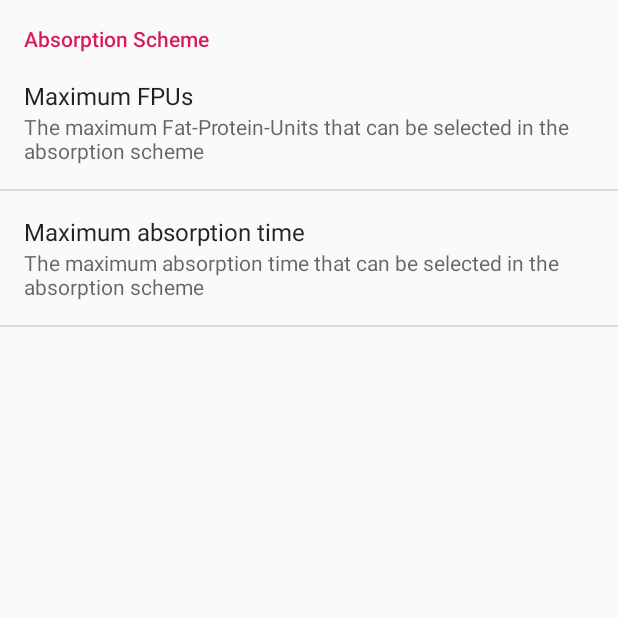
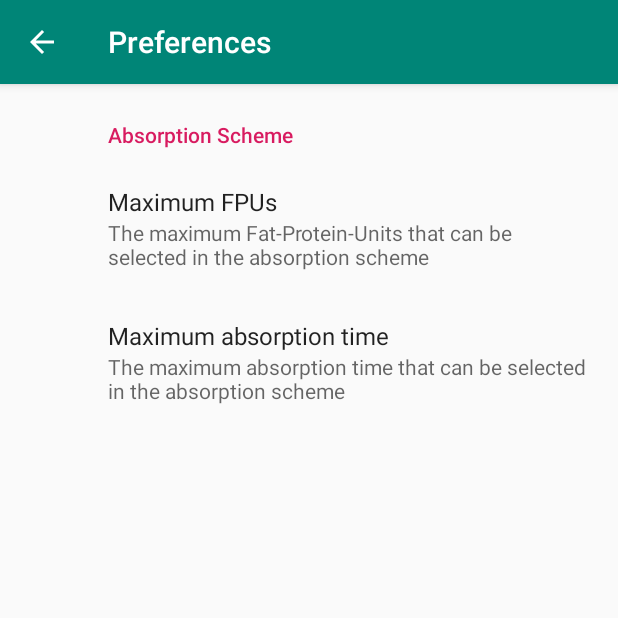
Before and after one commit to UlricusR/Android-EasyFPU, an Android app: the PreferencesActivity screen opened directly, with no data from a screen before it, on a phone screen of 412 x 824 dp, the top half of it. Run offline under Robolectric (Android 15) with nearby library versions, the phone set to English and light mode, and no system bars; our stand-ins replace androidx.preference.

Commit message:
Replaced deprecated Preferences, added consistency checks for absorption scheme settings

```diff
--- a/app/src/main/java/info/rueth/fpucalculator/domain/model/AbsorptionScheme.java
+++ b/app/src/main/java/info/rueth/fpucalculator/domain/model/AbsorptionScheme.java
@@ -44,6 +44,14 @@ public class AbsorptionScheme {
         return mAbsorptionBlocks.get(mAbsorptionBlocks.size() - 1).getAbsorptionTime();
     }
 
+    public int getMaximumAbsorptionTime() {
+        return mAbsorptionBlocks.get(mAbsorptionBlocks.size() - 1).getAbsorptionTime();
+    }
+
+    public int getMaximumFPUs() {
+        return mAbsorptionBlocks.get(mAbsorptionBlocks.size() - 1).getMaxFPU();
+    }
+
     @Override
     public String toString() {
         String returnString = "Absorption Scheme:";
--- a/app/src/main/java/info/rueth/fpucalculator/presentation/ui/PreferencesActivity.java
+++ b/app/src/main/java/info/rueth/fpucalculator/presentation/ui/PreferencesActivity.java
@@ -1,15 +1,20 @@
 package info.rueth.fpucalculator.presentation.ui;
 
 import android.os.Bundle;
-import android.preference.PreferenceActivity;
+
+import androidx.appcompat.app.AppCompatActivity;
 
 import info.rueth.fpucalculator.R;
 
-public class PreferencesActivity extends PreferenceActivity {
+public class PreferencesActivity extends AppCompatActivity {
 
     @Override
-    public void onCreate(Bundle savedInstanceState) {
+    protected void onCreate(Bundle savedInstanceState) {
         super.onCreate(savedInstanceState);
-        addPreferencesFromResource(R.xml.preferences);
+        setContentView(R.layout.preferences_container);
+        getSupportFragmentManager()
+                .beginTransaction()
+                .replace(R.id.preferences_container, new PreferencesFragment())
+                .commit();
     }
 }
--- a/app/src/main/java/info/rueth/fpucalculator/presentation/ui/PreferencesFragment.java
+++ b/app/src/main/java/info/rueth/fpucalculator/presentation/ui/PreferencesFragment.java
@@ -1,13 +1,64 @@
 package info.rueth.fpucalculator.presentation.ui;
 
 import android.os.Bundle;
+import android.util.Log;
+import android.widget.Toast;
 
+import androidx.preference.EditTextPreference;
+import androidx.preference.Preference;
 import androidx.preference.PreferenceFragmentCompat;
+
+import java.util.regex.Pattern;
+
 import info.rueth.fpucalculator.R;
+import info.rueth.fpucalculator.domain.repository.AbsorptionSchemeRepository;
 
 public class PreferencesFragment extends PreferenceFragmentCompat {
+    private static final String LOG_TAG = "PreferencesFragment";
+
     @Override
     public void onCreatePreferences(Bundle savedInstanceState, String rootKey) {
         setPreferencesFromResource(R.xml.preferences, rootKey);
+
+        // Add text watcher to avoid that the user enters other than numeric values;
+        // this is a workaround because androidx.preference.PreferenceScreen
+        // currently ignores android:inputType="numberDecimal" (seems to be a bug)
+        EditTextPreference maxFPUPref = findPreference(getString(R.string.preference_maxfpu_key));
+        EditTextPreference maxAbsorptionTimePref = findPreference(getString(R.string.preference_maxabsorptiontime_key));
+
+        try {
+            maxFPUPref.setOnPreferenceChangeListener(new NonNegativeIntegerChecker(AbsorptionSchemeRepository.getInstance(getContext()).getAbsorptionScheme().getMaximumFPUs()));
+            maxAbsorptionTimePref.setOnPreferenceChangeListener(new NonNegativeIntegerChecker(AbsorptionSchemeRepository.getInstance(getContext()).getAbsorptionScheme().getMaximumAbsorptionTime()));
+        } catch (Exception e) {
+            Log.e(LOG_TAG, e.getLocalizedMessage());
+            Toast.makeText(getContext(), R.string.err_cannotcreatepreferences + ": " + e.getLocalizedMessage(), Toast.LENGTH_SHORT).show();
+        }
+    }
+
+    private class NonNegativeIntegerChecker implements Preference.OnPreferenceChangeListener {
+        private int maxValueUsed;
+
+        NonNegativeIntegerChecker(int maxValueUsed) {
+            this.maxValueUsed = maxValueUsed;
+        }
+
+        @Override
+        public boolean onPreferenceChange(Preference preference, Object newValue) {
+            String newValueString = (String) newValue;
+            if (!Pattern.matches("^[1-9]\\d*$", newValueString)) {
+                // This is not a non negative integer number
+                Toast.makeText(getContext(), R.string.err_nononnegativeinteger, Toast.LENGTH_SHORT).show();
+                return false;
+            }
+
+            if (Integer.parseInt(newValueString) < maxValueUsed) {
+                // The value is smaller than the actually used maximum value
+                Toast.makeText(getContext(), R.string.err_maxvaluelessthanusedvalue, Toast.LENGTH_SHORT).show();
+                return false;
+            }
+
+            // Everything is fine, all checks done
+            return true;
+        }
     }
 }
--- a/app/src/main/res/values/strings.xml
+++ b/app/src/main/res/values/strings.xml
@@ -97,4 +97,7 @@
     <string name="disclaimer_dialog_message">Applying the nutrition information calculated by this app in a Diabetes therapy may bear the risk of high or low blood glucose values. Use at your own risk!</string>
     <string name="disclaimer_dialog_button_accept">Accept</string>
     <string name="disclaimer_dialog_button_decline">Decline</string>
+    <string name="err_nononnegativeinteger">Input contains invalid character, only digits 0 to 9 allowed</string>
+    <string name="err_maxvaluelessthanusedvalue">Maximum value cannot be less than largest value in use</string>
+    <string name="err_cannotcreatepreferences">Error creating preferences</string>
 </resources>
--- a/app/src/main/res/xml/preferences.xml
+++ b/app/src/main/res/xml/preferences.xml
@@ -1,4 +1,4 @@
-<PreferenceScreen
+<androidx.preference.PreferenceScreen
     xmlns:android="http://schemas.android.com/apk/res/android">
 
     <PreferenceCategory
@@ -21,4 +21,4 @@
 
     </PreferenceCategory>
 
-</PreferenceScreen>
+</androidx.preference.PreferenceScreen>
```
Also changed, not shown: 1 other file.
